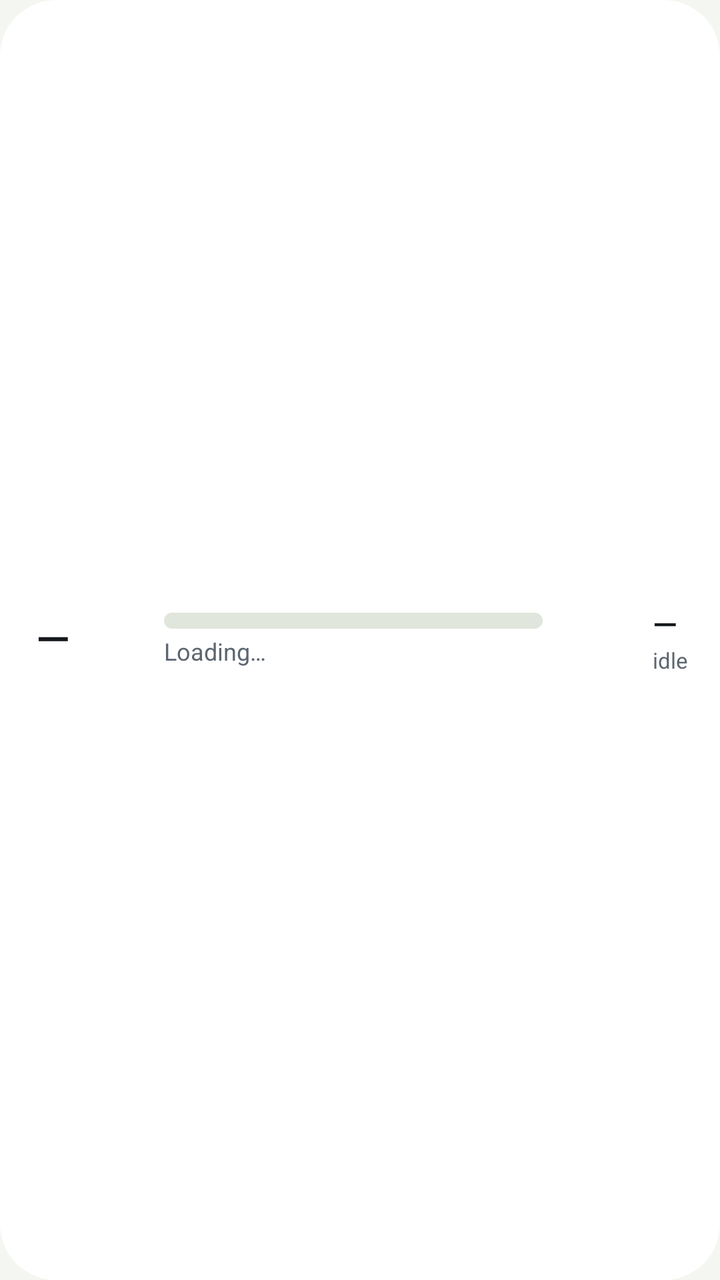
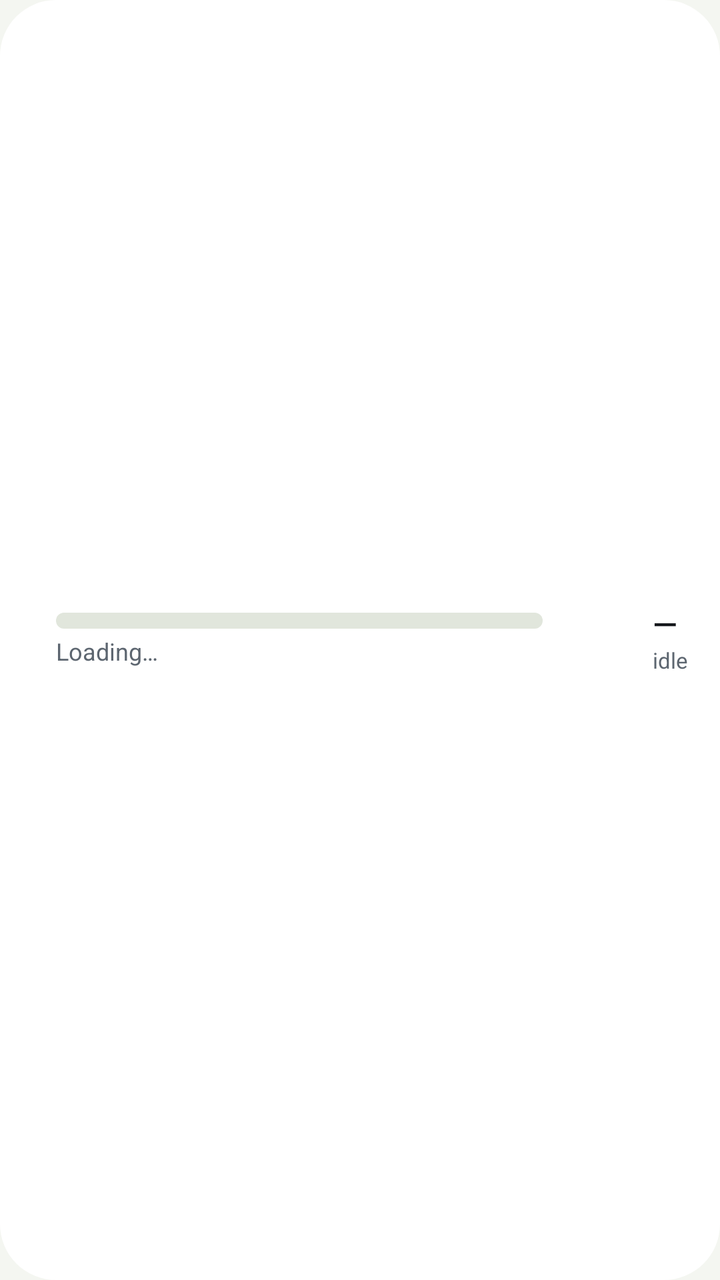

Compare the two renders of this Android layout. The source of the first and the diff that turns it into the second are given below.
<!-- AndroidManifest.xml: application theme Theme.EcoWi -->
<!-- res/layout/widget_row.xml -->
<?xml version="1.0" encoding="utf-8"?>
<FrameLayout xmlns:android="http://schemas.android.com/apk/res/android"
    android:id="@android:id/background"
    android:layout_width="match_parent"
    android:layout_height="match_parent">

    <include layout="@layout/part_bg" />

    <LinearLayout
        android:layout_width="match_parent"
        android:layout_height="match_parent"
        android:gravity="center_vertical"
        android:orientation="horizontal"
        android:paddingStart="18dp"
        android:paddingEnd="16dp">

        <ImageView
            android:id="@+id/charge_icon"
            android:layout_width="16dp"
            android:layout_height="16dp"
            android:layout_marginEnd="4dp"
            android:importantForAccessibility="no"
            android:src="@drawable/ic_bolt"
            android:visibility="gone" />

        <TextView
            android:id="@+id/soc_text"
            style="@style/EW.Widget.Soc"
            android:layout_width="wrap_content"
            android:layout_height="wrap_content"
            android:minWidth="54dp"
            android:text="@string/soc_unknown" />

        <LinearLayout
            android:layout_width="0dp"
            android:layout_height="wrap_content"
            android:layout_marginStart="10dp"
            android:layout_marginEnd="12dp"
            android:layout_weight="1"
            android:orientation="vertical">

            <include layout="@layout/part_bar" />

            <TextView
                android:id="@+id/caption_text"
                style="@style/EW.Widget.Caption"
                android:layout_width="match_parent"
                android:layout_height="wrap_content"
                android:layout_marginTop="5dp"
                android:text="@string/caption_loading" />
        </LinearLayout>

        <ImageView
            android:id="@+id/divider"
            android:layout_width="1dp"
            android:layout_height="28dp"
            android:importantForAccessibility="no"
            android:scaleType="fitXY"
            android:src="@drawable/w_solid" />

        <include
            layout="@layout/part_load"
            android:layout_width="wrap_content"
            android:layout_height="wrap_content"
            android:layout_marginStart="12dp" />
    </LinearLayout>
</FrameLayout>
<!-- res/layout/part_bg.xml (included above) -->
<?xml version="1.0" encoding="utf-8"?>
<ImageView xmlns:android="http://schemas.android.com/apk/res/android"
    android:id="@+id/bg"
    android:layout_width="match_parent"
    android:layout_height="match_parent"
    android:importantForAccessibility="no"
    android:scaleType="fitXY"
    android:src="@drawable/w_bg_shape" />
<!-- res/layout/part_bar.xml (included above) -->
<?xml version="1.0" encoding="utf-8"?>
<FrameLayout xmlns:android="http://schemas.android.com/apk/res/android"
    android:layout_width="match_parent"
    android:layout_height="8dp">

    <ImageView
        android:id="@+id/bar_track"
        android:layout_width="match_parent"
        android:layout_height="match_parent"
        android:importantForAccessibility="no"
        android:scaleType="fitXY"
        android:src="@drawable/w_bar_shape"
        android:tint="@color/ew_w_track_auto" />

    <ImageView
        android:id="@+id/bar_fill"
        android:layout_width="match_parent"
        android:layout_height="match_parent"
        android:importantForAccessibility="no"
        android:scaleType="fitXY"
        android:src="@drawable/w_bar_level" />
</FrameLayout>
<!-- res/layout/part_load.xml (included above) -->
<?xml version="1.0" encoding="utf-8"?>
<FrameLayout xmlns:android="http://schemas.android.com/apk/res/android"
    android:id="@+id/load_block"
    android:layout_width="wrap_content"
    android:layout_height="wrap_content">

    <LinearLayout
        android:id="@+id/load_single"
        android:layout_width="wrap_content"
        android:layout_height="wrap_content"
        android:layout_gravity="center"
        android:gravity="center_vertical"
        android:orientation="horizontal">

        <ImageView
            android:id="@+id/load_single_icon"
            style="@style/EW.Widget.LoadIcon"
            android:src="@drawable/ic_idle" />

        <LinearLayout
            android:layout_width="wrap_content"
            android:layout_height="wrap_content"
            android:layout_marginStart="8dp"
            android:orientation="vertical">

            <TextView
                android:id="@+id/load_single_value"
                style="@style/EW.Widget.LoadValue"
                android:text="@string/soc_unknown" />

            <TextView
                android:id="@+id/load_single_label"
                style="@style/EW.Widget.LoadLabel"
                android:text="@string/label_idle" />
        </LinearLayout>
    </LinearLayout>

    <ViewFlipper
        android:id="@+id/load_flipper"
        android:layout_width="wrap_content"
        android:layout_height="wrap_content"
        android:layout_gravity="center"
        android:autoStart="true"
        android:flipInterval="5000"
        android:inAnimation="@anim/ew_flip_in"
        android:measureAllChildren="true"
        android:outAnimation="@anim/ew_flip_out"
        android:visibility="gone">

        <LinearLayout
            android:layout_width="wrap_content"
            android:layout_height="wrap_content"
            android:gravity="center_vertical"
            android:orientation="horizontal">

            <ImageView
                android:id="@+id/ac_icon"
                style="@style/EW.Widget.LoadIcon"
                android:src="@drawable/ic_ac" />

            <LinearLayout
                android:layout_width="wrap_content"
                android:layout_height="wrap_content"
                android:layout_marginStart="8dp"
                android:orientation="vertical">

                <TextView android:id="@+id/ac_value" style="@style/EW.Widget.LoadValue" />

                <TextView
                    android:id="@+id/ac_label"
                    style="@style/EW.Widget.LoadLabel"
                    android:text="@string/label_ac" />
            </LinearLayout>
        </LinearLayout>

        <LinearLayout
            android:layout_width="wrap_content"
            android:layout_height="wrap_content"
            android:gravity="center_vertical"
            android:orientation="horizontal">

            <ImageView
                android:id="@+id/dc_icon"
                style="@style/EW.Widget.LoadIcon"
                android:src="@drawable/ic_dc" />

            <LinearLayout
                android:layout_width="wrap_content"
                android:layout_height="wrap_content"
                android:layout_marginStart="8dp"
                android:orientation="vertical">

                <TextView android:id="@+id/dc_value" style="@style/EW.Widget.LoadValue" />

                <TextView
                    android:id="@+id/dc_label"
                    style="@style/EW.Widget.LoadLabel"
                    android:text="@string/label_dc" />
            </LinearLayout>
        </LinearLayout>
    </ViewFlipper>
</FrameLayout>
<!-- resources referenced by this layout -->
<resources>
  <color name="ew_w_track_auto">@color/ew_w_track_light</color>
  <!-- drawable ic_bolt (drawable) -->
  <?xml version="1.0" encoding="utf-8"?>
  <vector xmlns:android="http://schemas.android.com/apk/res/android"
      android:width="24dp" android:height="24dp" android:viewportWidth="24" android:viewportHeight="24">
      <path android:fillColor="@color/ew_batt_high_dark"
          android:pathData="M13.5,2L5,13.5h5.5L9.5,22L19,10h-5.5z" />
  </vector>
  <!-- drawable ic_idle (drawable) -->
  <?xml version="1.0" encoding="utf-8"?>
  <vector xmlns:android="http://schemas.android.com/apk/res/android"
      android:width="24dp" android:height="24dp" android:viewportWidth="24" android:viewportHeight="24">
      <path android:fillColor="#FFFFFFFF"
          android:pathData="M11,2h2v10h-2z M6.86,6.87L8.14,8.4A6,6 0,1 0,15.86 8.4L17.14,6.87A8,8 0,1 1,6.86 6.87z" />
  </vector>
  <!-- drawable w_bar_level (drawable) -->
  <?xml version="1.0" encoding="utf-8"?>
  <scale xmlns:android="http://schemas.android.com/apk/res/android"
      android:drawable="@drawable/w_bar_shape"
      android:scaleGravity="start|center_vertical"
      android:scaleWidth="100%" />
  <!-- drawable w_bar_shape (drawable) -->
  <?xml version="1.0" encoding="utf-8"?>
  <shape xmlns:android="http://schemas.android.com/apk/res/android" android:shape="rectangle">
      <corners android:radius="4dp" />
      <solid android:color="#FFFFFFFF" />
  </shape>
  <!-- drawable w_bg_shape (drawable) -->
  <?xml version="1.0" encoding="utf-8"?>
  <shape xmlns:android="http://schemas.android.com/apk/res/android" android:shape="rectangle">
      <corners android:radius="@dimen/ew_widget_radius" />
      <solid android:color="#FFFFFFFF" />
  </shape>
  <!-- drawable w_solid (drawable) -->
  <?xml version="1.0" encoding="utf-8"?>
  <shape xmlns:android="http://schemas.android.com/apk/res/android" android:shape="rectangle">
      <solid android:color="#FFFFFFFF" />
  </shape>
  <string name="caption_loading">Loading…</string>
  <string name="label_ac">AC</string>
  <string name="label_dc">DC</string>
  <string name="label_idle">idle</string>
  <string name="soc_unknown">—</string>
  <style name="EW.Widget.Caption" parent="">
          <item name="android:textColor">@color/ew_w_text2_auto</item>
          <item name="android:textSize">12sp</item>
          <item name="android:maxLines">1</item>
          <item name="android:ellipsize">end</item>
          <item name="android:includeFontPadding">false</item>
      </style>
  <style name="EW.Widget.LoadIcon" parent="">
          <item name="android:layout_width">22dp</item>
          <item name="android:layout_height">22dp</item>
          <item name="android:importantForAccessibility">no</item>
      </style>
  <style name="EW.Widget.Soc" parent="">
          <item name="android:textColor">@color/ew_w_text_auto</item>
          <item name="android:textSize">22sp</item>
          <item name="android:fontFamily">sans-serif-medium</item>
          <item name="android:includeFontPadding">false</item>
          <item name="android:maxLines">1</item>
      </style>
  <style name="Theme.EcoWi" parent="android:Theme.Material.Light.NoActionBar">
          <item name="android:windowBackground">@color/ew_app_bg</item>
          <item name="android:statusBarColor">@android:color/transparent</item>
          <item name="android:navigationBarColor">@android:color/transparent</item>
      </style>
  <color name="ew_w_track_light">#FFE1E6DC</color>
  <color name="ew_batt_high_dark">@color/ew_neon_tube</color>
  <dimen name="ew_widget_radius">24dp</dimen>
  <color name="ew_w_text2_auto">@color/ew_w_text2_light</color>
  <color name="ew_w_text_auto">@color/ew_w_text_light</color>
  <color name="ew_app_bg">#FFF4F6F1</color>
  <color name="ew_neon_tube">#FFC9EE85</color>
  <color name="ew_w_text2_light">#FF5D6670</color>
  <color name="ew_w_text_light">#FF15181C</color>
  <!-- unchanged entries left out for length: 4 -->
</resources>

<!-- the commit's change to res/layout/widget_row.xml (unified diff, before → after) -->
@@ -23,13 +23,13 @@
             android:src="@drawable/ic_bolt"
             android:visibility="gone" />
 
-        <TextView
-            android:id="@+id/soc_text"
-            style="@style/EW.Widget.Soc"
-            android:layout_width="wrap_content"
-            android:layout_height="wrap_content"
-            android:minWidth="54dp"
-            android:text="@string/soc_unknown" />
+        <ImageView
+            android:id="@+id/soc_img"
+            android:layout_width="wrap_content"
+            android:layout_height="wrap_content"
+            android:adjustViewBounds="true"
+            android:importantForAccessibility="yes"
+            android:scaleType="fitCenter" />
 
         <LinearLayout
             android:layout_width="0dp"
<!-- resource entries referenced after the edit -->
@@ -55,13 +55,6 @@
           <item name="android:layout_height">22dp</item>
           <item name="android:importantForAccessibility">no</item>
       </style>
-  <style name="EW.Widget.Soc" parent="">
-          <item name="android:textColor">@color/ew_w_text_auto</item>
-          <item name="android:textSize">22sp</item>
-          <item name="android:fontFamily">sans-serif-medium</item>
-          <item name="android:includeFontPadding">false</item>
-          <item name="android:maxLines">1</item>
-      </style>
   <style name="Theme.EcoWi" parent="android:Theme.Material.Light.NoActionBar">
           <item name="android:windowBackground">@color/ew_app_bg</item>
           <item name="android:statusBarColor">@android:color/transparent</item>
